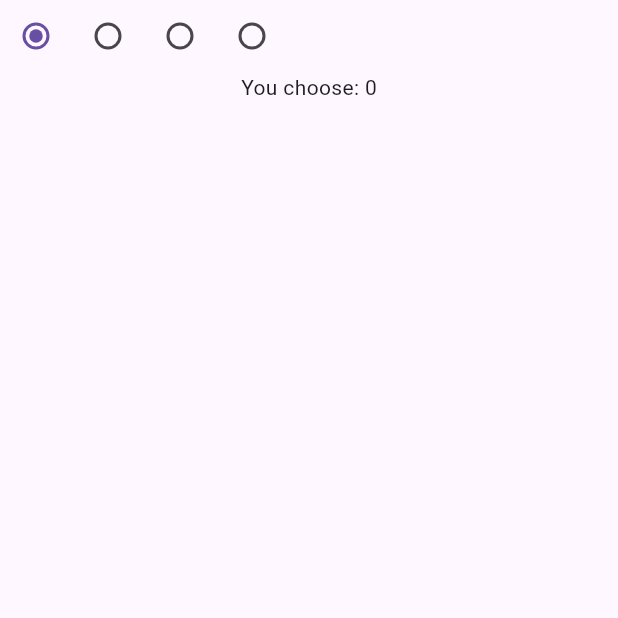
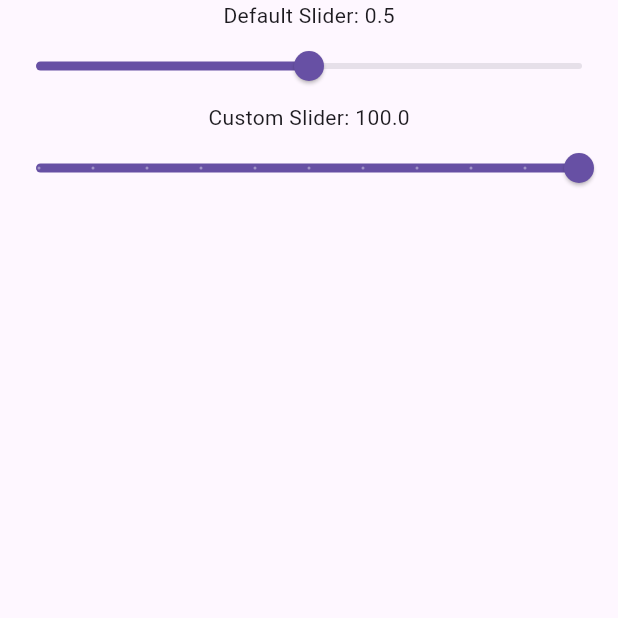
Before and after one commit to 6631501194-cmd/flutter_course, a Flutter app: the screen it shows after launch, on a phone screen of 412 x 824 dp, the top half of it. Run offline on Flutter 3.47's test engine with Material 3 defaults, Android fonts, the phone set to English and light mode, and no system bars.

Commit message:
Add slider function

```diff
--- a/lib/main.dart
+++ b/lib/main.dart
@@ -3,9 +3,10 @@ import 'package:flutter_course/week07/cb_sw_demo.dart';
 import 'package:flutter_course/week07/dialog_demo.dart';
 import 'package:flutter_course/week07/dropdown.dart';
 import 'package:flutter_course/week07/radio_demo.dart';
+import 'package:flutter_course/week07/slider_demo.dart';
 
 
 
  void main() {
-  runApp(MaterialApp(debugShowCheckedModeBanner: false, home: RadioDemo()));
+  runApp(MaterialApp(debugShowCheckedModeBanner: false, home: SliderDemo()));
 }
--- /dev/null
+++ b/lib/week07/slider_demo.dart
@@ -0,0 +1,47 @@
+import 'package:flutter/material.dart';
+
+class SliderDemo extends StatefulWidget {
+  const SliderDemo({super.key});
+
+  @override
+  State<SliderDemo> createState() => _SliderDemoState();
+}
+
+class _SliderDemoState extends State<SliderDemo> {
+  double sliderValue = 0.5;
+  double customValue = 100;
+  void updateSlider(double? value) {
+    setState(() {
+      sliderValue = value!;
+    });
+  }
+
+  void updateCustom(double? value) {
+    setState(() {
+      customValue = value!;
+    });
+  }
+
+  @override
+  Widget build(BuildContext context) {
+    return Scaffold(
+      body: SafeArea(
+        child: Column(
+          children: [
+            Text("Default Slider: $sliderValue"),
+            Slider(value: sliderValue, onChanged: updateSlider),
+            Text("Custom Slider: $customValue"),
+            Slider(
+              min: 0,
+              max: 100,
+              divisions: 10,
+              value: customValue,
+              label: customValue.round().toString(),
+              onChanged: updateCustom,
+            ),
+          ],
+        ),
+      ),
+    );
+  }
+}
```
